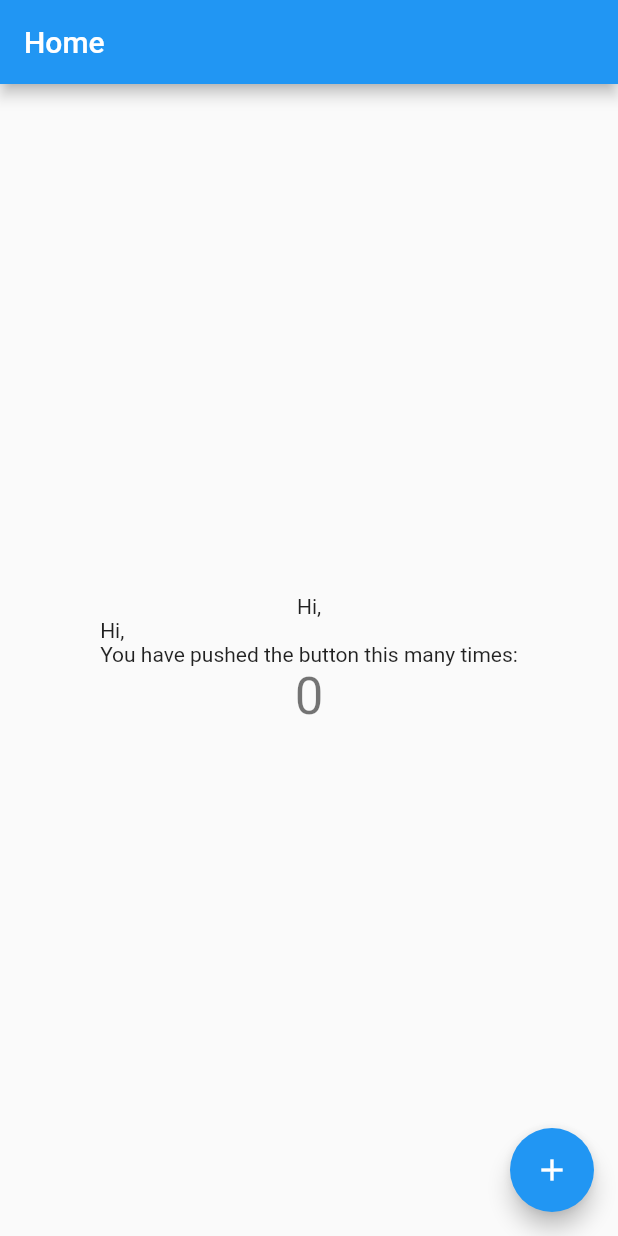
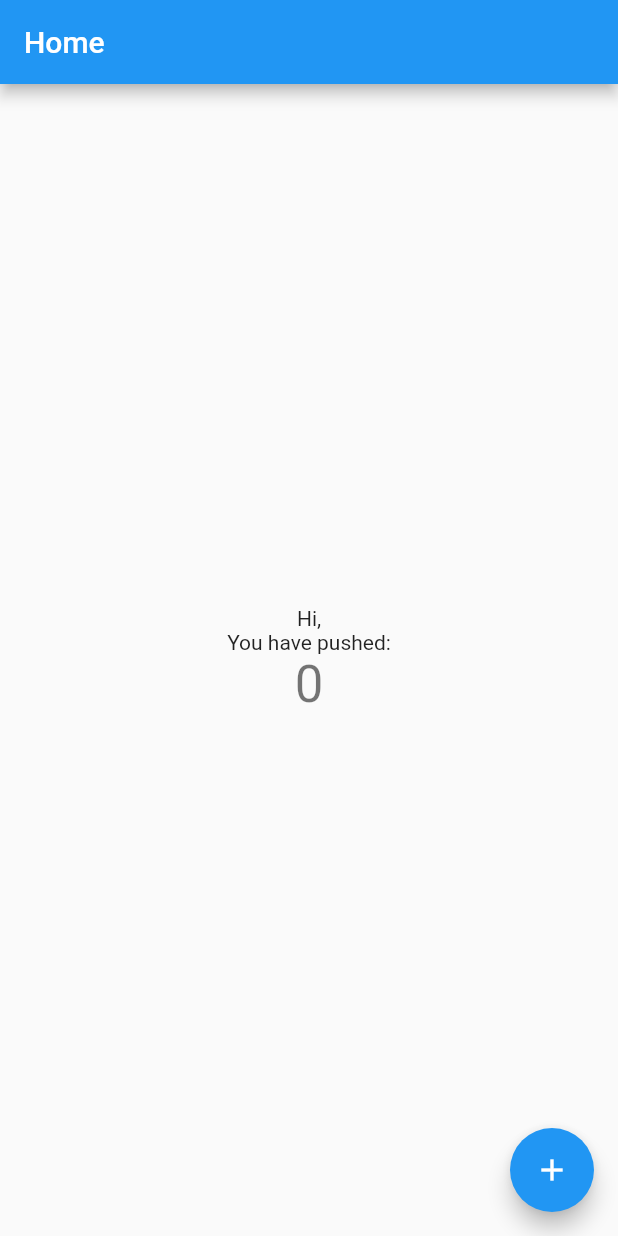
Before and after one commit to devstroop/flutter-mobile-getting-started, a Flutter app: the screen it shows after launch, on a phone screen of 412 x 824 dp. Run offline on Flutter 3.47's test engine with Material 2 defaults, Android fonts, the phone set to English and light mode, and no system bars.

Commit message:
Update home.page.dart

```diff
--- a/lib/pages/home.page.dart
+++ b/lib/pages/home.page.dart
@@ -31,7 +31,7 @@ class _HomePageState extends State<HomePage> {
               'Hi,',
             ),
             const Text(
-              'Hi,\nYou have pushed the button this many times:',
+              'You have pushed:',
             ),
             Text(
               '$_counter',
```
